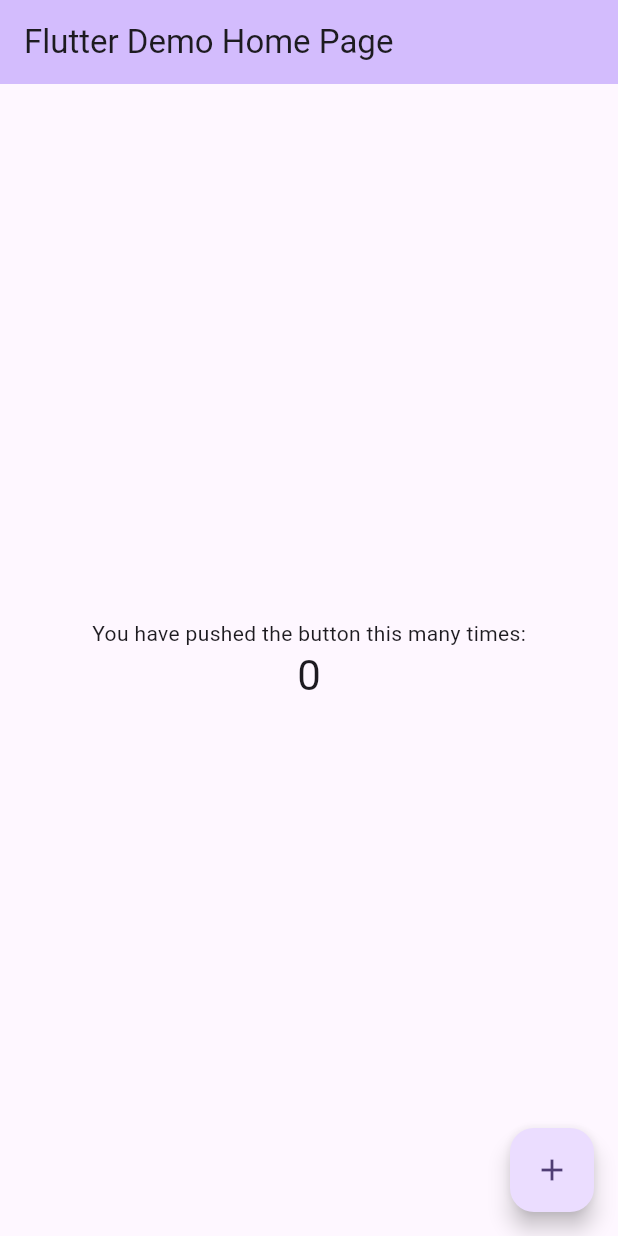
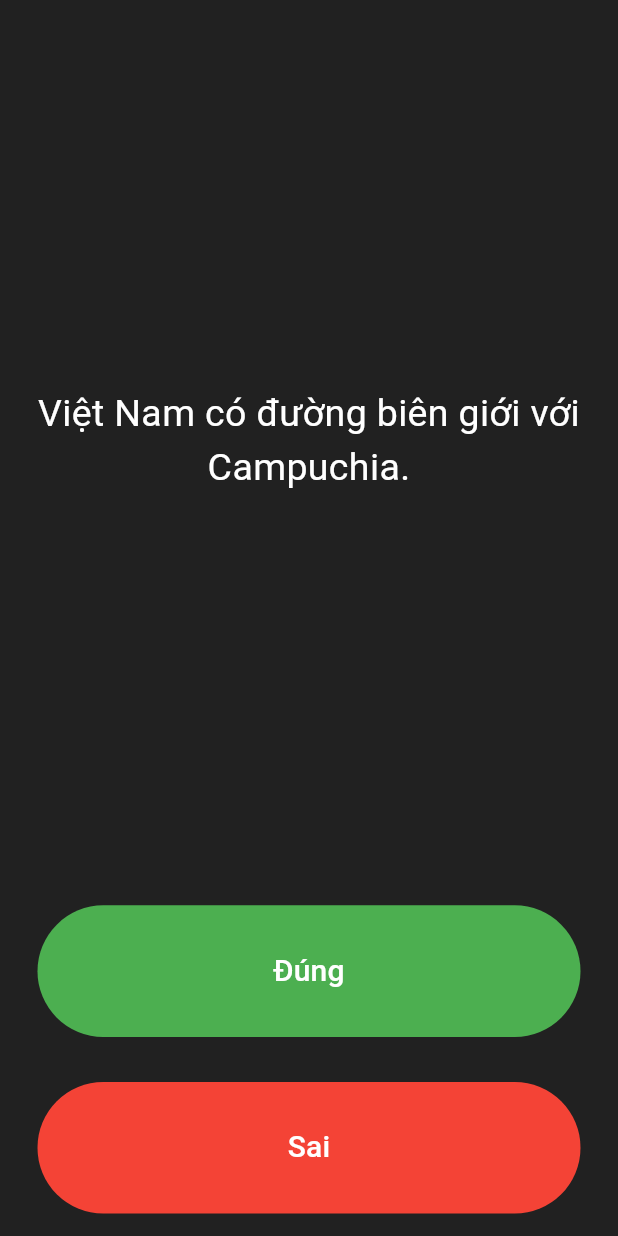
Before and after one commit to vanquan688/cross-platform-application-development, a Flutter app: the screen it shows after launch, on a phone screen of 412 x 824 dp. Run offline on Flutter 3.47's test engine with Material 3 defaults, Android fonts, the phone set to English and light mode, and no system bars.

Commit message:
Completed lap6

```diff
--- a/lib/main.dart
+++ b/lib/main.dart
@@ -1,122 +1,127 @@
 import 'package:flutter/material.dart';
+import 'quiz_brain.dart';
 
-void main() {
-  runApp(const MyApp());
-}
+QuizBrain quizBrain = QuizBrain();
 
-class MyApp extends StatelessWidget {
-  const MyApp({super.key});
+void main() => runApp(Quizzler());
 
-  // This widget is the root of your application.
+class Quizzler extends StatelessWidget {
   @override
   Widget build(BuildContext context) {
     return MaterialApp(
-      title: 'Flutter Demo',
-      theme: ThemeData(
-        // This is the theme of your application.
-        //
-        // TRY THIS: Try running your application with "flutter run". You'll see
-        // the application has a purple toolbar. Then, without quitting the app,
-        // try changing the seedColor in the colorScheme below to Colors.green
-        // and then invoke "hot reload" (save your changes or press the "hot
-        // reload" button in a Flutter-supported IDE, or press "r" if you used
-        // the command line to start the app).
-        //
-        // Notice that the counter didn't reset back to zero; the application
-        // state is not lost during the reload. To reset the state, use hot
-        // restart instead.
-        //
-        // This works for code too, not just values: Most code changes can be
-        // tested with just a hot reload.
-        colorScheme: ColorScheme.fromSeed(seedColor: Colors.deepPurple),
+      home: Scaffold(
+        backgroundColor: Colors.grey.shade900,
+        body: SafeArea(
+          child: Padding(
+            padding: EdgeInsets.symmetric(horizontal: 10.0),
+            child: QuizPage(),
+          ),
+        ),
       ),
-      home: const MyHomePage(title: 'Flutter Demo Home Page'),
     );
   }
 }
 
-class MyHomePage extends StatefulWidget {
-  const MyHomePage({super.key, required this.title});
-
-  // This widget is the home page of your application. It is stateful, meaning
-  // that it has a State object (defined below) that contains fields that affect
-  // how it looks.
-
-  // This class is the configuration for the state. It holds the values (in this
-  // case the title) provided by the parent (in this case the App widget) and
-  // used by the build method of the State. Fields in a Widget subclass are
-  // always marked "final".
-
-  final String title;
-
+class QuizPage extends StatefulWidget {
   @override
-  State<MyHomePage> createState() => _MyHomePageState();
+  _QuizPageState createState() => _QuizPageState();
 }
 
-class _MyHomePageState extends State<MyHomePage> {
-  int _counter = 0;
+class _QuizPageState extends State<QuizPage> {
+  List<Icon> scoreKeeper = [];
 
-  void _incrementCounter() {
+  void checkAnswer(bool userPickedAnswer) {
+    bool correctAnswer = quizBrain.getCorrectAnswer();
+
     setState(() {
-      // This call to setState tells the Flutter framework that something has
-      // changed in this State, which causes it to rerun the build method below
-      // so that the display can reflect the updated values. If we changed
-      // _counter without calling setState(), then the build method would not be
-      // called again, and so nothing would appear to happen.
-      _counter++;
+      if (quizBrain.isFinished() == true) {
+        quizBrain.reset();
+        scoreKeeper = [];
+      } else {
+        if (userPickedAnswer == correctAnswer) {
+          scoreKeeper.add(Icon(
+            Icons.check,
+            color: Colors.green,
+          ));
+        } else {
+          scoreKeeper.add(Icon(
+            Icons.close,
+            color: Colors.red,
+          ));
+        }
+        quizBrain.nextQuestion();
+      }
     });
   }
 
   @override
   Widget build(BuildContext context) {
-    // This method is rerun every time setState is called, for instance as done
-    // by the _incrementCounter method above.
-    //
-    // The Flutter framework has been optimized to make rerunning build methods
-    // fast, so that you can just rebuild anything that needs updating rather
-    // than having to individually change instances of widgets.
-    return Scaffold(
-      appBar: AppBar(
-        // TRY THIS: Try changing the color here to a specific color (to
-        // Colors.amber, perhaps?) and trigger a hot reload to see the AppBar
-        // change color while the other colors stay the same.
-        backgroundColor: Theme.of(context).colorScheme.inversePrimary,
-        // Here we take the value from the MyHomePage object that was created by
-        // the App.build method, and use it to set our appbar title.
-        title: Text(widget.title),
-      ),
-      body: Center(
-        // Center is a layout widget. It takes a single child and positions it
-        // in the middle of the parent.
-        child: Column(
-          // Column is also a layout widget. It takes a list of children and
-          // arranges them vertically. By default, it sizes itself to fit its
-          // children horizontally, and tries to be as tall as its parent.
-          //
-          // Column has various properties to control how it sizes itself and
-          // how it positions its children. Here we use mainAxisAlignment to
-          // center the children vertically; the main axis here is the vertical
-          // axis because Columns are vertical (the cross axis would be
-          // horizontal).
-          //
-          // TRY THIS: Invoke "debug painting" (choose the "Toggle Debug Paint"
-          // action in the IDE, or press "p" in the console), to see the
-          // wireframe for each widget.
-          mainAxisAlignment: MainAxisAlignment.center,
-          children: <Widget>[
-            const Text('You have pushed the button this many times:'),
-            Text(
-              '$_counter',
-              style: Theme.of(context).textTheme.headlineMedium,
+    return Column(
+      mainAxisAlignment: MainAxisAlignment.spaceBetween,
+      crossAxisAlignment: CrossAxisAlignment.stretch,
+      children: <Widget>[
+        Expanded(
+          flex: 5,
+          child: Padding(
+            padding: EdgeInsets.all(10.0),
+            child: Center(
+              child: Text(
+                quizBrain.getQuestionText(),
+                textAlign: TextAlign.center,
+                style: TextStyle(
+                  fontSize: 25.0,
+                  color: Colors.white,
+                ),
+              ),
             ),
-          ],
+          ),
         ),
-      ),
-      floatingActionButton: FloatingActionButton(
-        onPressed: _incrementCounter,
-        tooltip: 'Increment',
-        child: const Icon(Icons.add),
-      ), // This trailing comma makes auto-formatting nicer for build methods.
+        Expanded(
+          child: Padding(
+            padding: EdgeInsets.all(15.0),
+            child: TextButton(
+              style: TextButton.styleFrom(
+                backgroundColor: Colors.green,
+              ),
+              child: Text(
+                'Đúng',
+                style: TextStyle(
+                  color: Colors.white,
+                  fontSize: 20.0,
+                ),
+              ),
+              onPressed: () {
+                //The user picked true.
+                checkAnswer(true);
+              },
+            ),
+          ),
+        ),
+        Expanded(
+          child: Padding(
+            padding: EdgeInsets.all(15.0),
+            child: TextButton(
+              style: TextButton.styleFrom(
+                backgroundColor: Colors.red,
+              ),
+              child: Text(
+                'Sai',
+                style: TextStyle(
+                  fontSize: 20.0,
+                  color: Colors.white,
+                ),
+              ),
+              onPressed: () {
+                //The user picked false.
+                checkAnswer(false);
+              },
+            ),
+          ),
+        ),
+        Row(
+          children: scoreKeeper,
+        )
+      ],
     );
   }
 }
--- /dev/null
+++ b/lib/question.dart
@@ -0,0 +1,6 @@
+class Question {
+  String questionText;
+  bool questionAnswer;
+
+  Question(this.questionText, this.questionAnswer);
+}
```
Also changed, not shown: lib/quiz_brain.dart (added, +45 -0 lines), 1 other file.
